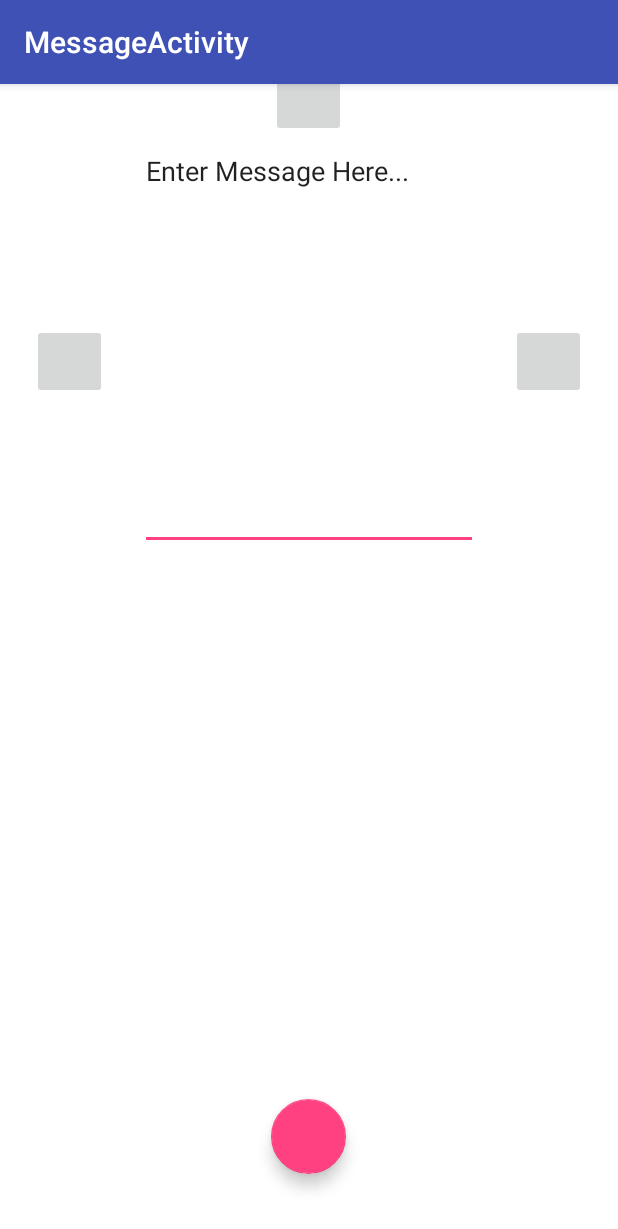
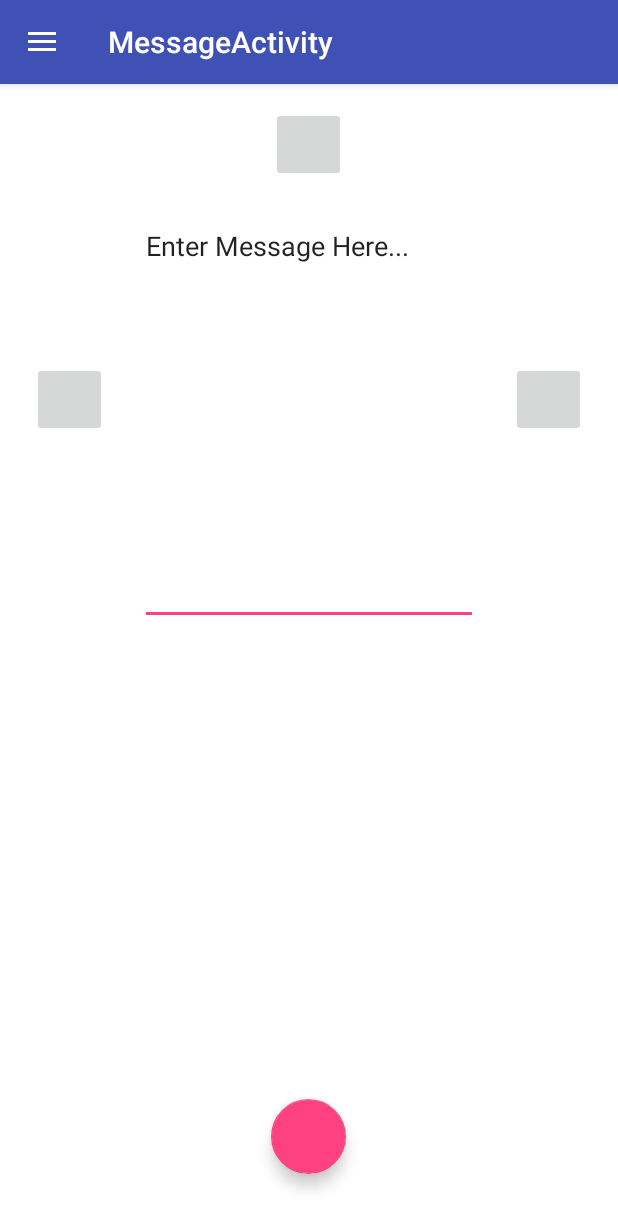
Before and after one commit to ForisKuang/SwipeChat, an Android app: the MessageActivity screen opened directly, with no data from a screen before it, on a phone screen of 412 x 824 dp. Shown: the top 1229 px of the screen. Run offline under Robolectric (Android 15) with nearby library versions, the phone set to English and light mode, and no system bars.

Commit message:
Fixed Drawer

```diff
--- a/app/src/main/java/com/example/kfc36_000/swipechat/MessageActivity.java
+++ b/app/src/main/java/com/example/kfc36_000/swipechat/MessageActivity.java
@@ -46,6 +46,8 @@ public class MessageActivity extends AppCompatActivity {
         addDrawerItems();
         setupDrawer();
 
+        getSupportActionBar().setDisplayHomeAsUpEnabled(true);
+        getSupportActionBar().setHomeButtonEnabled(true);
 
         FloatingActionButton fab = (FloatingActionButton) findViewById(R.id.sendingOptions);
         fab.setOnClickListener(new View.OnClickListener() {
--- a/app/src/main/res/layout/content_message.xml
+++ b/app/src/main/res/layout/content_message.xml
@@ -29,7 +29,7 @@
 
     <EditText
         android:layout_centerInParent="true"
-        android:layout_marginTop = "75dp"
+        android:layout_marginTop = "125dp"
         android:layout_alignParentTop="true"
         android:layout_width="225dp"
         android:layout_height="275dp"
@@ -44,7 +44,7 @@
         android:layout_height="50dp"
         android:layout_alignParentLeft = "true"
         android:layout_marginLeft="5dp"
-        android:layout_marginTop="200dp"
+        android:layout_marginTop="225dp"
         android:id="@+id/draft"/>
 
     <ImageButton
@@ -52,14 +52,14 @@
         android:layout_height="50dp"
         android:layout_alignParentRight = "true"
         android:layout_marginRight="5dp"
-        android:layout_marginTop="200dp"
+        android:layout_marginTop="225dp"
         android:id="@+id/discard"/>
     <ImageButton
         android:layout_width="50dp"
         android:layout_height="50dp"
         android:layout_alignParentTop = "true"
         android:layout_centerInParent="true"
-        android:layout_marginTop="25dp"
+        android:layout_marginTop="55dp"
         android:id="@+id/send"/>
 
 </RelativeLayout>
```
